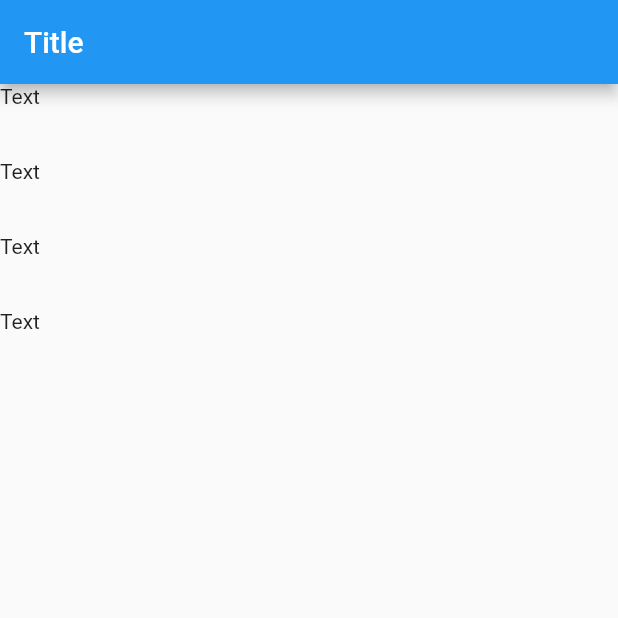
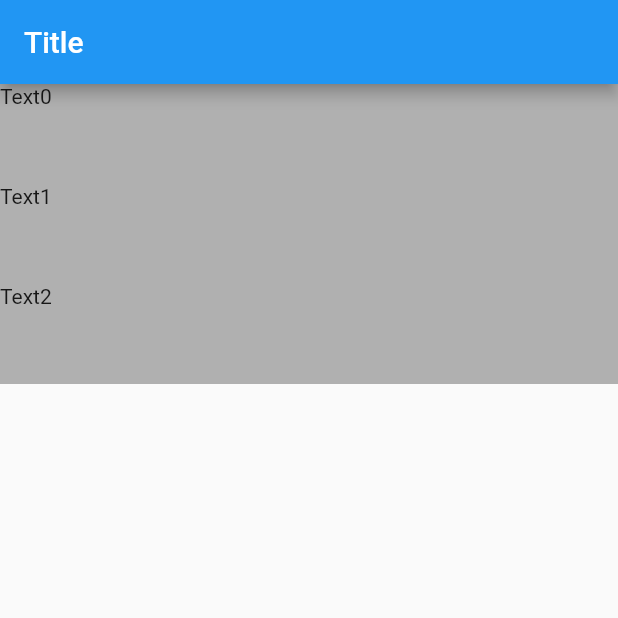
Before and after one commit to turlvo/stackoverflow, a Flutter app: the screen it shows after launch, on a phone screen of 412 x 824 dp, the top half of it. Run offline on Flutter 3.47's test engine with Material 2 defaults, Android fonts, the phone set to English and light mode, and no system bars.

Commit message:
second suggestion 63786534

```diff
--- a/lib/main.dart
+++ b/lib/main.dart
@@ -39,19 +39,24 @@ class _MyHomePageState extends State<MyHomePage> {
       appBar: AppBar(
         title: Text('Title'),
       ),
-      body: SingleChildScrollView(
-        child: ConstrainedBox(
-          constraints: BoxConstraints(
-            maxHeight: 200,
-          ),
+      body: Container(
+        height: 200,
+        child: LayoutBuilder(
+          builder: (BuildContext context, BoxConstraints viewportConstraints) {
+            return SingleChildScrollView(
               child: Column(
+                crossAxisAlignment: CrossAxisAlignment.stretch,
                 children: [
                   for (var i = 0; i < 4; i++)
-                Expanded(
-                  child: Text("Text"),
+                    Container(
+                      height: viewportConstraints.maxHeight / 3,
+                      color: Colors.grey.withOpacity(0.8),
+                      child: Text("Text$i"),
                     ),
                 ],
               ),
+            );
+          },
         ),
       ),
     );
```
Lines whose indentation alone changed are shown as unchanged.
